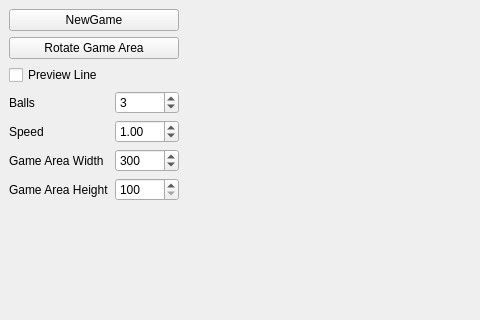
malfmalf/partition_old, file game/qt/PartitionGame.ui: the form before one commit; both pictures show x 0 to 480 and y 0 to 320 of the 994 by 939 pixel window.
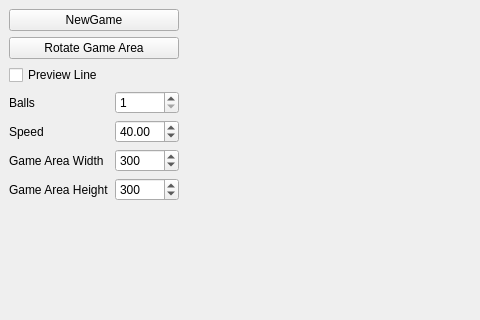
The form after the commit. Custom widgets are drawn as their Qt base class.

```diff
--- a/game/qt/PartitionGame.ui
+++ b/game/qt/PartitionGame.ui
@@ -66,7 +66,7 @@
                <number>50</number>
               </property>
               <property name="value">
-               <number>3</number>
+               <number>1</number>
               </property>
              </widget>
             </item>
@@ -86,7 +86,7 @@
                <double>0.100000000000000</double>
               </property>
               <property name="value">
-               <double>1.000000000000000</double>
+               <double>40.000000000000000</double>
               </property>
              </widget>
             </item>
@@ -131,6 +131,9 @@
               <property name="singleStep">
                <number>50</number>
               </property>
+              <property name="value">
+               <number>300</number>
+              </property>
              </widget>
             </item>
            </layout>
```
Left out of the diff: 2 changed lines with no effect on the pictures.
